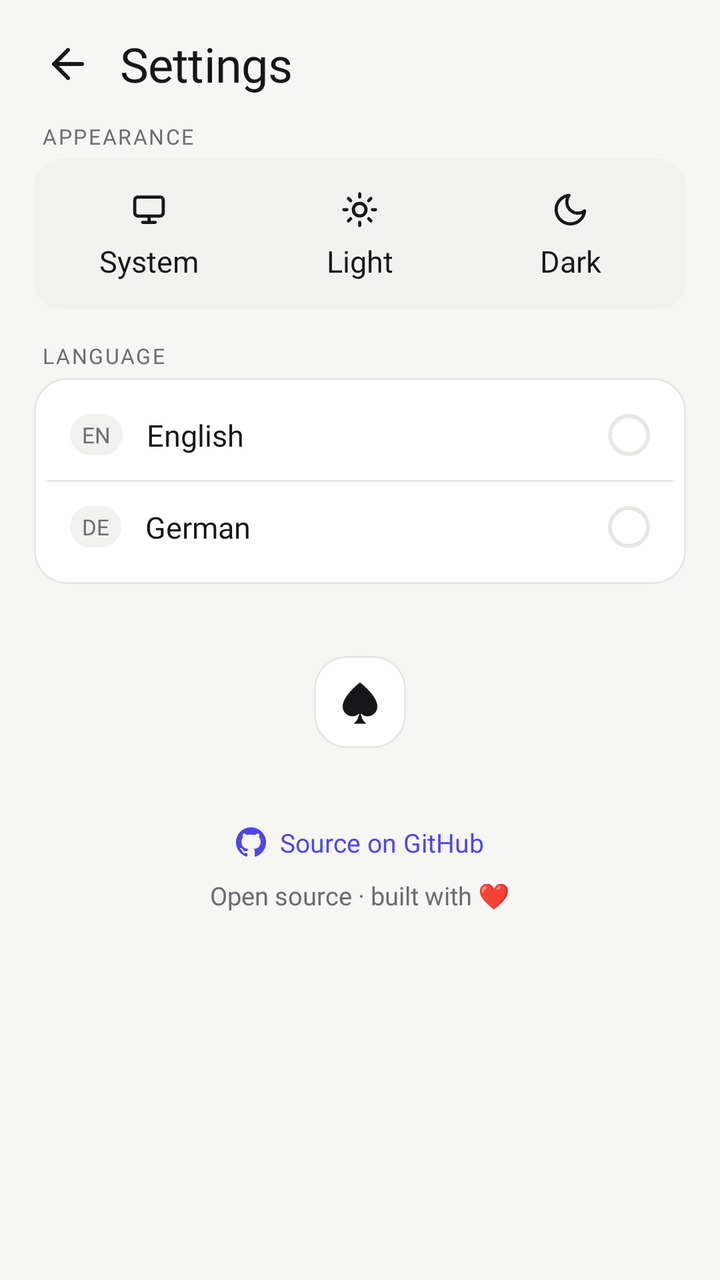
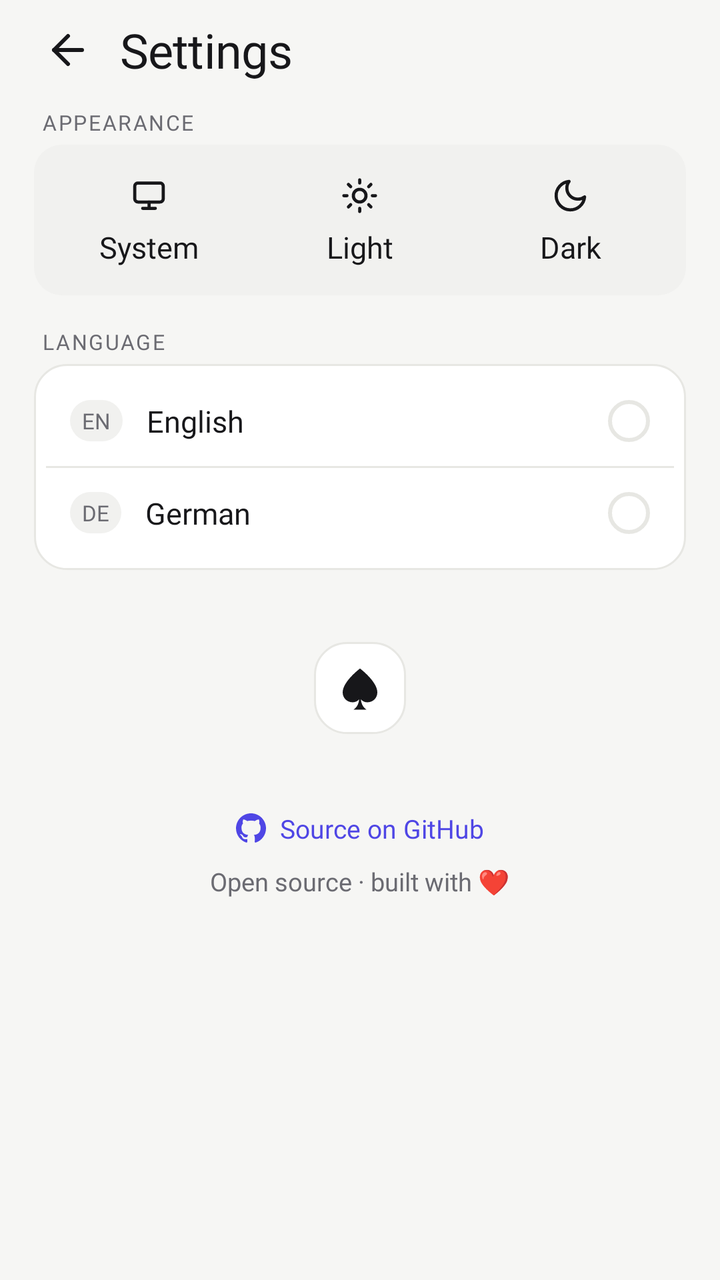

An Android layout rendered at two revisions. The XML below is the earlier revision; the diff shows what the commit changed to produce the second picture.
<!-- AndroidManifest.xml: application theme Theme.SpadesScore -->
<!-- res/layout/activity_settings.xml -->
<?xml version="1.0" encoding="utf-8"?>
<ScrollView xmlns:android="http://schemas.android.com/apk/res/android"
    xmlns:app="http://schemas.android.com/apk/res-auto"
    android:layout_width="match_parent"
    android:layout_height="match_parent"
    android:background="?attr/appBg"
    android:fillViewport="true">

    <LinearLayout
        android:layout_width="match_parent"
        android:layout_height="wrap_content"
        android:orientation="vertical"
        android:paddingStart="17dp"
        android:paddingEnd="17dp"
        android:paddingTop="15dp"
        android:paddingBottom="15dp">

        
        <LinearLayout
            android:layout_width="match_parent"
            android:layout_height="wrap_content"
            android:orientation="horizontal"
            android:gravity="center_vertical"
            android:paddingBottom="4dp">

            <ImageButton
                android:id="@+id/back_button"
                android:layout_width="34dp"
                android:layout_height="34dp"
                android:src="@drawable/ic_back"
                app:tint="?attr/appInk"
                android:background="?attr/selectableItemBackgroundBorderless"
                android:contentDescription="@null" />

            <TextView
                android:layout_width="wrap_content"
                android:layout_height="wrap_content"
                android:text="@string/settings_title"
                android:textAppearance="@style/TextAppearance.Spades.ScreenTitle"
                android:layout_marginStart="9dp" />

        </LinearLayout>

        
        <TextView
            android:layout_width="wrap_content"
            android:layout_height="wrap_content"
            android:text="@string/settings_appearance"
            android:textAppearance="@style/TextAppearance.Spades.Label"
            android:layout_marginTop="8dp"
            android:layout_marginBottom="4dp"
            android:layout_marginStart="4dp" />

        
        <LinearLayout
            android:id="@+id/theme_segment"
            android:layout_width="match_parent"
            android:layout_height="wrap_content"
            android:orientation="horizontal"
            android:background="@drawable/bg_segment"
            android:padding="5dp">

            
            <LinearLayout
                android:id="@+id/theme_system"
                android:layout_width="0dp"
                android:layout_height="wrap_content"
                android:layout_weight="1"
                android:orientation="vertical"
                android:gravity="center"
                android:paddingTop="11dp"
                android:paddingBottom="9dp"
                android:paddingStart="4dp"
                android:paddingEnd="4dp"
                android:clickable="true"
                android:focusable="true">

                <ImageView
                    android:layout_width="19dp"
                    android:layout_height="19dp"
                    android:src="@drawable/ic_theme_system"
                    app:tint="?attr/appInk"
                    android:contentDescription="@null" />

                <TextView
                    android:layout_width="wrap_content"
                    android:layout_height="wrap_content"
                    android:text="@string/theme_system"
                    android:textAppearance="@style/TextAppearance.Spades.PlayerName"
                    android:layout_marginTop="6dp" />

            </LinearLayout>

            
            <LinearLayout
                android:id="@+id/theme_light"
                android:layout_width="0dp"
                android:layout_height="wrap_content"
                android:layout_weight="1"
                android:orientation="vertical"
                android:gravity="center"
                android:paddingTop="11dp"
                android:paddingBottom="9dp"
                android:paddingStart="4dp"
                android:paddingEnd="4dp"
                android:clickable="true"
                android:focusable="true">

                <ImageView
                    android:layout_width="19dp"
                    android:layout_height="19dp"
                    android:src="@drawable/ic_sun"
                    app:tint="?attr/appInk"
                    android:contentDescription="@null" />

                <TextView
                    android:layout_width="wrap_content"
                    android:layout_height="wrap_content"
                    android:text="@string/theme_light"
                    android:textAppearance="@style/TextAppearance.Spades.PlayerName"
                    android:layout_marginTop="6dp" />

            </LinearLayout>

            
            <LinearLayout
                android:id="@+id/theme_dark"
                android:layout_width="0dp"
                android:layout_height="wrap_content"
                android:layout_weight="1"
                android:orientation="vertical"
                android:gravity="center"
                android:paddingTop="11dp"
                android:paddingBottom="9dp"
                android:paddingStart="4dp"
                android:paddingEnd="4dp"
                android:clickable="true"
                android:focusable="true">

                <ImageView
                    android:layout_width="19dp"
                    android:layout_height="19dp"
                    android:src="@drawable/ic_moon"
                    app:tint="?attr/appInk"
                    android:contentDescription="@null" />

                <TextView
                    android:layout_width="wrap_content"
                    android:layout_height="wrap_content"
                    android:text="@string/theme_dark"
                    android:textAppearance="@style/TextAppearance.Spades.PlayerName"
                    android:layout_marginTop="6dp" />

            </LinearLayout>

        </LinearLayout>

        
        <TextView
            android:layout_width="wrap_content"
            android:layout_height="wrap_content"
            android:text="@string/language"
            android:textAppearance="@style/TextAppearance.Spades.Label"
            android:layout_marginTop="16dp"
            android:layout_marginBottom="4dp"
            android:layout_marginStart="4dp" />

        
        <LinearLayout
            android:layout_width="match_parent"
            android:layout_height="wrap_content"
            android:orientation="vertical"
            android:background="@drawable/bg_card"
            android:padding="6dp">

            
            <LinearLayout
                android:id="@+id/lang_en"
                android:layout_width="match_parent"
                android:layout_height="wrap_content"
                android:orientation="horizontal"
                android:gravity="center_vertical"
                android:padding="12dp"
                android:clickable="true"
                android:focusable="true">

                <TextView
                    android:layout_width="wrap_content"
                    android:layout_height="wrap_content"
                    android:text="EN"
                    android:fontFamily="@font/space_grotesk_bold"
                    android:textSize="11sp"
                    android:textColor="?attr/appMuted"
                    android:background="@drawable/bg_step"
                    android:paddingStart="6dp"
                    android:paddingEnd="6dp"
                    android:paddingTop="3dp"
                    android:paddingBottom="3dp" />

                <TextView
                    android:layout_width="0dp"
                    android:layout_height="wrap_content"
                    android:layout_weight="1"
                    android:text="@string/english"
                    android:textAppearance="@style/TextAppearance.Spades.PlayerName"
                    android:layout_marginStart="12dp" />

                <View
                    android:id="@+id/radio_en"
                    android:layout_width="21dp"
                    android:layout_height="21dp"
                    android:background="@drawable/bg_radio" />

            </LinearLayout>

            
            <View
                android:layout_width="match_parent"
                android:layout_height="1dp"
                android:background="?attr/appLine" />

            
            <LinearLayout
                android:id="@+id/lang_de"
                android:layout_width="match_parent"
                android:layout_height="wrap_content"
                android:orientation="horizontal"
                android:gravity="center_vertical"
                android:padding="12dp"
                android:clickable="true"
                android:focusable="true">

                <TextView
                    android:layout_width="wrap_content"
                    android:layout_height="wrap_content"
                    android:text="DE"
                    android:fontFamily="@font/space_grotesk_bold"
                    android:textSize="11sp"
                    android:textColor="?attr/appMuted"
                    android:background="@drawable/bg_step"
                    android:paddingStart="6dp"
                    android:paddingEnd="6dp"
                    android:paddingTop="3dp"
                    android:paddingBottom="3dp" />

                <TextView
                    android:layout_width="0dp"
                    android:layout_height="wrap_content"
                    android:layout_weight="1"
                    android:text="@string/deutsch"
                    android:textAppearance="@style/TextAppearance.Spades.PlayerName"
                    android:layout_marginStart="12dp" />

                <View
                    android:id="@+id/radio_de"
                    android:layout_width="21dp"
                    android:layout_height="21dp"
                    android:background="@drawable/bg_radio" />

            </LinearLayout>

        </LinearLayout>

        
        <LinearLayout
            android:layout_width="match_parent"
            android:layout_height="wrap_content"
            android:orientation="vertical"
            android:gravity="center_horizontal"
            android:layout_marginTop="36dp">

            
            <FrameLayout
                android:layout_width="46dp"
                android:layout_height="46dp"
                android:background="@drawable/bg_card">

                <ImageView
                    android:layout_width="26dp"
                    android:layout_height="26dp"
                    android:src="@drawable/ic_spade"
                    app:tint="?attr/appSpade"
                    android:layout_gravity="center"
                    android:contentDescription="@null" />

            </FrameLayout>

            
            <TextView
                android:id="@+id/version_label"
                android:layout_width="wrap_content"
                android:layout_height="wrap_content"
                android:textAppearance="@style/TextAppearance.Spades.PlayerName"
                android:gravity="center"
                android:layout_marginTop="9dp" />

            
            <LinearLayout
                android:id="@+id/github_link"
                android:layout_width="wrap_content"
                android:layout_height="wrap_content"
                android:orientation="horizontal"
                android:gravity="center_vertical"
                android:clickable="true"
                android:focusable="true"
                android:layout_marginTop="9dp">

                <ImageView
                    android:layout_width="15dp"
                    android:layout_height="15dp"
                    android:src="@drawable/ic_github"
                    app:tint="?attr/appAccent"
                    android:contentDescription="@null" />

                <TextView
                    android:layout_width="wrap_content"
                    android:layout_height="wrap_content"
                    android:text="@string/source_on_github"
                    android:fontFamily="@font/inter_semibold"
                    android:textSize="13sp"
                    android:textColor="?attr/appAccent"
                    android:layout_marginStart="7dp" />

            </LinearLayout>

            
            <TextView
                android:layout_width="wrap_content"
                android:layout_height="wrap_content"
                android:text="@string/open_source_built_with_love"
                android:textAppearance="@style/TextAppearance.Spades.Body"
                android:gravity="center"
                android:layout_marginTop="9dp"
                android:layout_marginBottom="8dp" />

        </LinearLayout>

    </LinearLayout>

</ScrollView>
<!-- resources referenced by this layout -->
<resources>
  <!-- drawable bg_card (drawable) -->
  <?xml version="1.0" encoding="utf-8"?>
  <shape xmlns:android="http://schemas.android.com/apk/res/android" android:shape="rectangle">
      <solid android:color="?attr/appSurface" />
      <corners android:radius="16dp" />
      <stroke android:width="1dp" android:color="?attr/appLine" />
  </shape>
  <!-- drawable bg_radio (drawable) -->
  <?xml version="1.0" encoding="utf-8"?>
  <shape xmlns:android="http://schemas.android.com/apk/res/android" android:shape="oval">
      <solid android:color="@android:color/transparent" />
      <stroke android:width="2dp" android:color="?attr/appLine" />
  </shape>
  <!-- drawable bg_segment (drawable) -->
  <?xml version="1.0" encoding="utf-8"?>
  <shape xmlns:android="http://schemas.android.com/apk/res/android" android:shape="rectangle">
      <solid android:color="?attr/appStepBg" />
      <corners android:radius="14dp" />
  </shape>
  <!-- drawable bg_step (drawable) -->
  <?xml version="1.0" encoding="utf-8"?>
  <shape xmlns:android="http://schemas.android.com/apk/res/android" android:shape="rectangle">
      <solid android:color="?attr/appStepBg" />
      <corners android:radius="12dp" />
  </shape>
  <string name="deutsch">German</string>
  <string name="english">English</string>
  <string name="language">Language</string>
  <string name="open_source_built_with_love">Open source · built with ❤</string>
  <string name="settings_appearance">Appearance</string>
  <string name="settings_title">Settings</string>
  <string name="source_on_github">Source on GitHub</string>
  <string name="theme_dark">Dark</string>
  <string name="theme_light">Light</string>
  <string name="theme_system">System</string>
  <style name="TextAppearance.Spades.Body" parent="">
          <item name="android:fontFamily">@font/inter_medium</item>
          <item name="android:textSize">12.5sp</item>
          <item name="android:textColor">?attr/appMuted</item>
      </style>
  <style name="TextAppearance.Spades.Label" parent="">
          <item name="android:fontFamily">@font/inter_bold</item>
          <item name="android:textSize">10.5sp</item>
          <item name="android:textAllCaps">true</item>
          <item name="android:letterSpacing">0.08</item>
          <item name="android:textColor">?attr/appMuted</item>
      </style>
  <style name="TextAppearance.Spades.PlayerName" parent="">
          <item name="android:fontFamily">@font/space_grotesk_medium</item>
          <item name="android:textSize">15sp</item>
          <item name="android:textColor">?attr/appInk</item>
      </style>
  <style name="TextAppearance.Spades.ScreenTitle" parent="">
          <item name="android:fontFamily">@font/space_grotesk_bold</item>
          <item name="android:textSize">24sp</item>
          <item name="android:letterSpacing">-0.01</item>
          <item name="android:textColor">?attr/appInk</item>
      </style>
  <color name="cyan2">#448D76</color>
  <color name="cyan3">#79BEA8</color>
  <color name="white">#FFFFFFFF</color>
  <color name="teal_200">#FF03DAC5</color>
  <color name="teal_700">#FF018786</color>
  <color name="black">#FF000000</color>
  <color name="bg">#F6F6F4</color>
  <color name="surface">#FFFFFF</color>
  <color name="ink">#17171A</color>
  <color name="muted">#6B6B72</color>
  <color name="accent">#4F46E5</color>
  <color name="line">#E7E7E3</color>
  <color name="track">#E7E7E3</color>
  <color name="step_bg">#F1F1EF</color>
  <color name="chip_bg">#EEEDFB</color>
  <color name="cta_bg">#17171A</color>
  <color name="cta_fg">#FFFFFF</color>
  <color name="on_accent">#FFFFFF</color>
  <color name="spade">#17171A</color>
  <color name="ring">#244F46E5</color>
  <color name="hit_bg">#0F4F46E5</color>
  <color name="warn">#C0392B</color>
  <color name="warn_bg">#1AC0392B</color>
  <!-- unchanged entries left out for length: 7 -->
</resources>

<!-- the commit's change to res/layout/activity_settings.xml (unified diff, before → after) -->
@@ -12,7 +12,7 @@
         android:orientation="vertical"
         android:paddingStart="17dp"
         android:paddingEnd="17dp"
-        android:paddingTop="15dp"
+        android:paddingTop="8dp"
         android:paddingBottom="15dp">
 
         
